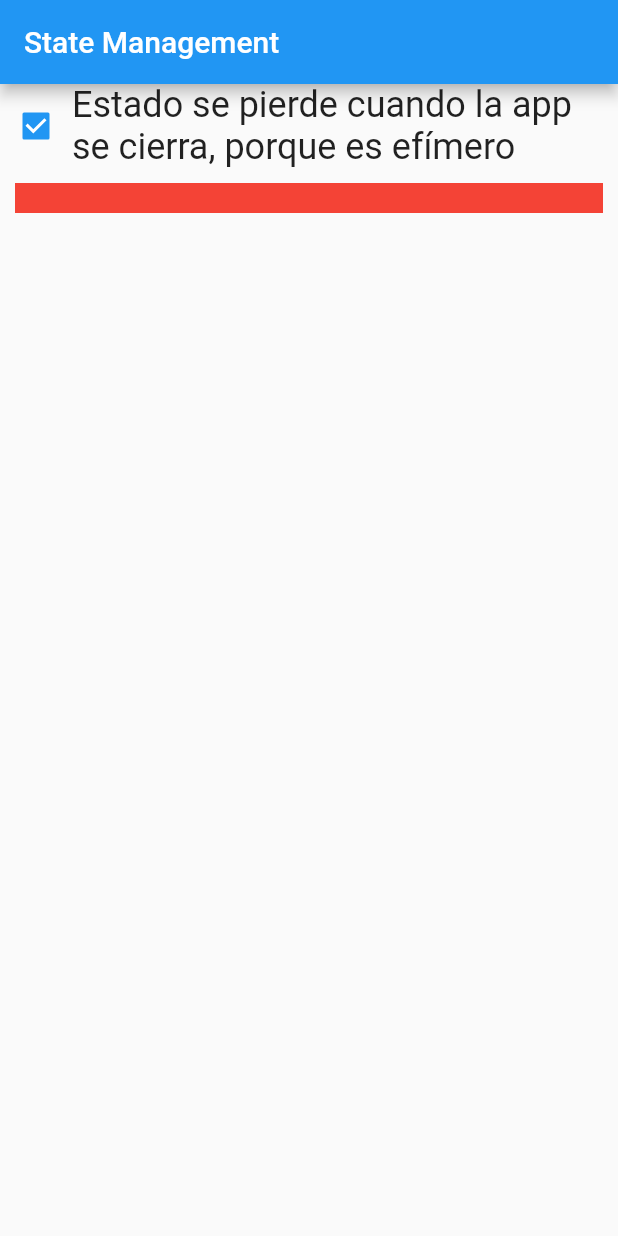
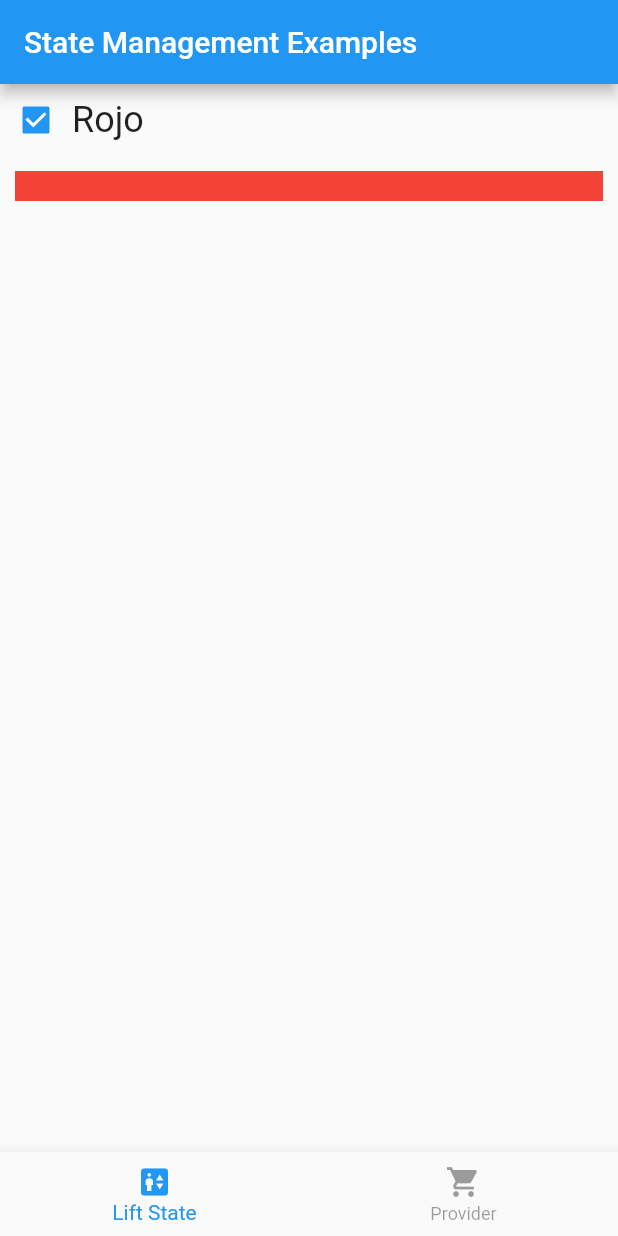
Before and after one commit to Camilo-Hernandez/FlutterProjects, a Flutter app: the screen it shows after launch, on a phone screen of 412 x 824 dp. Run offline on Flutter 3.47's test engine with Material 2 defaults, Android fonts, the phone set to English and light mode, and no system bars.

Commit message:
Añadido el BottomNavBar
También el lift state example en un archivo extra y el provider example, ambos accedidos usando el Bottom Navigation Bar

```diff
--- /dev/null
+++ b/lib/lift_state_example.dart
@@ -0,0 +1,87 @@
+/*
+El levantamiento es delegar el cambio de estado a un Stateful Widget, en este caso,
+se llama SettingsScreenLiftState.
+Los hijos reciben un estado y pueden o no recibir un callback que permite
+la modificación del estado.
+setState está dentro de un método llamado callback.
+El callback se ingresa por constructor al hijo que desee activarlo. En este caso,
+un widget que contiene un checkbox, el cual invoca el callback.
+Otros widgets usarán el estado modificado para cambiar su UI. En este caso,
+un container puede recibir el valor del atributo cambiado para setear su color.
+ */
+
+import 'package:flutter/material.dart';
+
+class SettingsLiftStateExampleScreen extends StatefulWidget {
+  const SettingsLiftStateExampleScreen({super.key});
+
+  @override
+  State<SettingsLiftStateExampleScreen> createState() =>
+      _SettingsLiftStateExampleScreenState();
+}
+
+class _SettingsLiftStateExampleScreenState
+    extends State<SettingsLiftStateExampleScreen> {
+  bool _isChecked = true;
+
+  void _onCheckboxPressed(bool? value) {
+    setState(() {
+      _isChecked =
+          !_isChecked; // Este estado se pierde cuando la app se cierra, es efímero
+    });
+  }
+
+  @override
+  Widget build(BuildContext context) {
+    return Column(
+      children: [
+        ColorsSelection(
+          isChecked: _isChecked,
+          onChangedCheckbox: _onCheckboxPressed,
+        ),
+        ColoredBox(
+          showColor: _isChecked,
+        ),
+      ],
+    );
+  }
+}
+
+class ColorsSelection extends StatelessWidget {
+  // Con StatelessWidget se levanta el estado, haciendo que otros widgets se encarguen de él
+  // Util para que otros hermanos accedan al estado
+  final bool isChecked;
+  // Con este callback se envía el cambio
+  final ValueChanged<bool?> onChangedCheckbox;
+
+  const ColorsSelection(
+      {super.key, required this.isChecked, required this.onChangedCheckbox});
+
+  @override
+  Widget build(BuildContext context) {
+    return Row(mainAxisAlignment: MainAxisAlignment.center, children: <Widget>[
+      Checkbox(value: isChecked, onChanged: onChangedCheckbox),
+      Expanded(
+        child: Text(
+          'Rojo',
+          style: Theme.of(context).textTheme.headlineSmall,
+        ),
+      ),
+    ]);
+  }
+}
+
+class ColoredBox extends StatelessWidget {
+  final bool showColor;
+
+  const ColoredBox({super.key, required this.showColor});
+
+  @override
+  Widget build(BuildContext context) {
+    return Container(
+      color: showColor ? Colors.red : Colors.black38,
+      padding: const EdgeInsets.all(10),
+      margin: const EdgeInsets.all(10),
+    );
+  }
+}
--- a/lib/main.dart
+++ b/lib/main.dart
@@ -1,86 +1,61 @@
 import 'package:flutter/material.dart';
+import 'package:provider/provider.dart';
+import 'package:state_management_examples/lift_state_example.dart';
+import 'package:state_management_examples/provider_example.dart';
 
 void main() {
-  const String title = 'State Management';
+  const String title = 'State Management Examples';
   runApp(MaterialApp(
       title: title,
       theme: ThemeData(
         primarySwatch: Colors.blue,
       ),
-      home: Scaffold(
-        appBar: AppBar(
-          title: const Text(title),
-        ),
-        body: const SettingsScreen(),
-      )));
+      home: const SettingsScreenExamples(title)));
 }
 
-class SettingsScreen extends StatefulWidget {
-  const SettingsScreen({super.key});
+class SettingsScreenExamples extends StatefulWidget {
+  const SettingsScreenExamples(this.title, {super.key});
+
+  final String title;
 
   @override
-  State<SettingsScreen> createState() => _SettingsScreenState();
+  State<SettingsScreenExamples> createState() => _SettingsScreenExamples();
 }
 
-class _SettingsScreenState extends State<SettingsScreen> {
-  bool _isChecked = true;
+class _SettingsScreenExamples extends State<SettingsScreenExamples> {
+  final _screens = [
+    const SettingsLiftStateExampleScreen(),
+    ChangeNotifierProvider(
+      create: (context) => ColorSettings(),
+      child: const SettingProviderExampleScreen(),
+    ), // la clase podría recibir el context
+  ];
 
-  void _onChangedCheckbox(bool? value) {
-    setState(() {
-      _isChecked = !_isChecked; // Este estado se pierde cuando la app se cierra
-    });
-  }
+  final _bottomNavigationBarItems = const <BottomNavigationBarItem>[
+    BottomNavigationBarItem(icon: Icon(Icons.elevator), label: "Lift State"),
+    BottomNavigationBarItem(icon: Icon(Icons.shopping_cart), label: "Provider"),
+  ];
+
+  var _selectedItem = 0;
 
   @override
   Widget build(BuildContext context) {
-    return Column(
-      children: [
-        ColorsSelection(
-          isChecked: _isChecked,
-          onChangedCheckbox: _onChangedCheckbox,
-        ),
-        ColoredBox(
-          showColor: _isChecked,
-        ),
-      ],
+    return Scaffold(
+      appBar: AppBar(
+        title: Text(widget.title),
+      ),
+      body: _screens[_selectedItem],
+      bottomNavigationBar: BottomNavigationBar(
+        items: _bottomNavigationBarItems,
+        currentIndex: _selectedItem,
+        onTap: (index) {
+          setState(() {
+            _selectedItem = index;
+          });
+        },
+        selectedItemColor: Colors.blue,
+        unselectedItemColor: Colors.black38,
+      ),
     );
   }
 }
-
-class ColorsSelection extends StatelessWidget {
-  // Con StatelessWidget se levanta el estado, haciendo que otros widgets se encarguen de él
-  // Util para que otros hermanos accedan al estado
-  final bool isChecked;
-  final ValueChanged<bool?> onChangedCheckbox;
-
-  const ColorsSelection(
-      {super.key, required this.isChecked, required this.onChangedCheckbox});
-
-  @override
-  Widget build(BuildContext context) {
-    return Row(mainAxisAlignment: MainAxisAlignment.center, children: <Widget>[
-      Checkbox(value: isChecked, onChanged: onChangedCheckbox),
-      Expanded(
-        child: Text(
-          'Estado se pierde cuando la app se cierra, porque es efímero',
-          style: Theme.of(context).textTheme.headlineSmall,
-        ),
-      ),
-    ]);
-  }
-}
-
-class ColoredBox extends StatelessWidget {
-  final bool showColor;
-
-  const ColoredBox({super.key, required this.showColor});
-
-  @override
-  Widget build(BuildContext context) {
-    return Container(
-      color: showColor ? Colors.red : Colors.black38,
-      padding: const EdgeInsets.all(10),
-      margin: const EdgeInsets.all(10),
-    );
-  }
-}
--- a/pubspec.yaml
+++ b/pubspec.yaml
@@ -36,6 +36,7 @@ dependencies:
   # Use with the CupertinoIcons class for iOS style icons.
   cupertino_icons: ^1.0.2
   provider: ^6.0.5
+  flutter_riverpod: ^2.3.2
 
 dev_dependencies:
   flutter_test:
@@ -60,9 +61,8 @@ flutter:
   uses-material-design: true
 
   # To add assets to your application, add an assets section, like this:
-  # assets:
-  #   - images/a_dot_burr.jpeg
-  #   - images/a_dot_ham.jpeg
+  assets:
+    - assets/
 
   # An image asset can refer to one or more resolution-specific "variants", see
   # https://flutter.dev/assets-and-images/#resolution-aware
```
Also changed, not shown: lib/provider_example.dart (added, +87 -0 lines), 1 other file.
